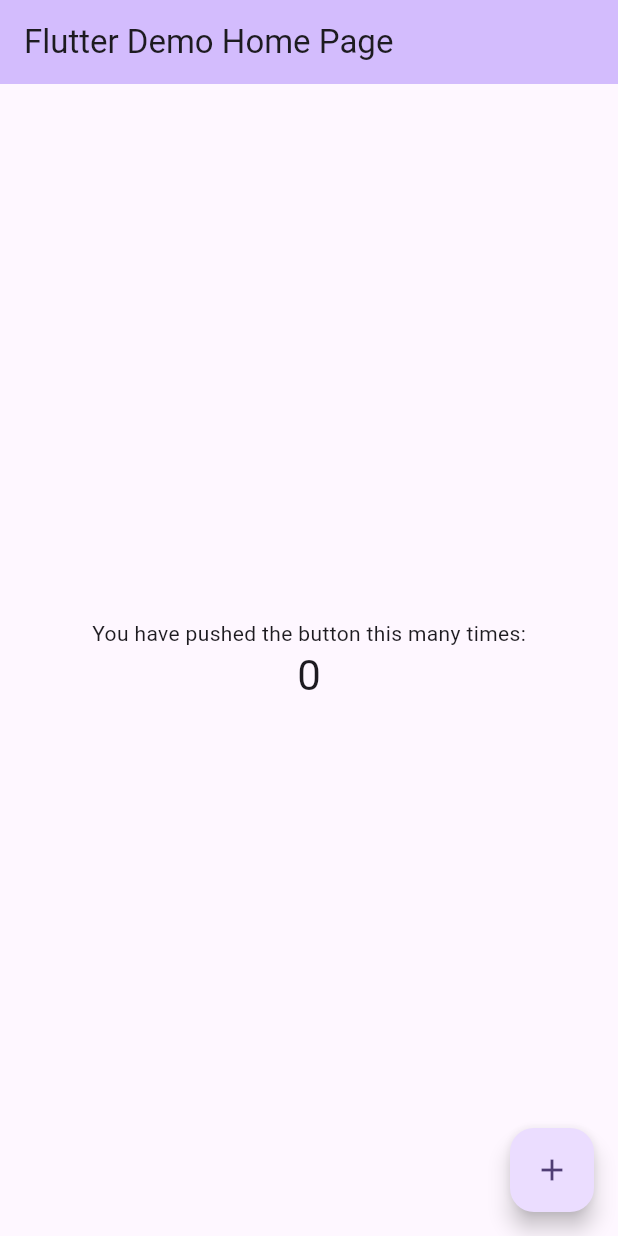
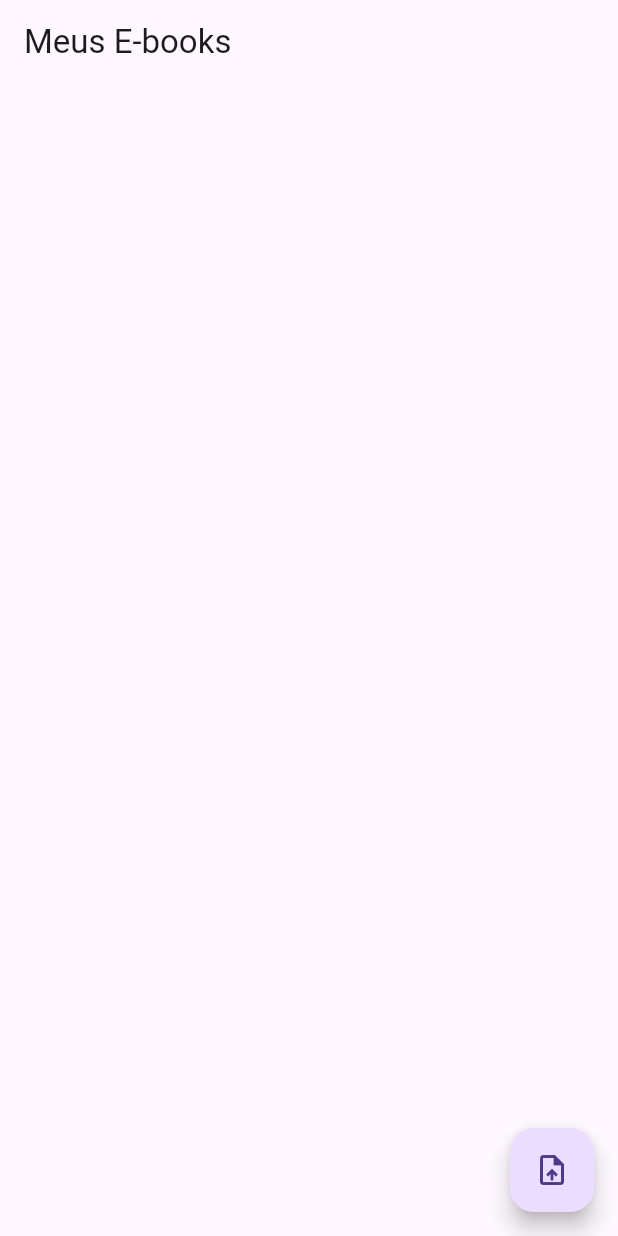
Before and after one commit to joycesilvaaa/fatec-mobile-device-programming, a Flutter app: the screen it shows after launch, on a phone screen of 412 x 824 dp. Run offline on Flutter 3.47's test engine with Material 3 defaults, Android fonts, the phone set to English and light mode, and no system bars; our stand-ins replace file_picker, sqflite; accounts and stored records are empty.

Commit message:
feature: implement ebook management with repository, list, upload, and delete functionalities

```diff
--- a/e_reader/lib/main.dart
+++ b/e_reader/lib/main.dart
@@ -1,4 +1,5 @@
 import 'package:flutter/material.dart';
+import 'screens/ebook_list_screen.dart';
 
 void main() {
   runApp(const MyApp());
@@ -6,117 +7,12 @@ void main() {
 
 class MyApp extends StatelessWidget {
   const MyApp({super.key});
-
-  // This widget is the root of your application.
   @override
   Widget build(BuildContext context) {
     return MaterialApp(
-      title: 'Flutter Demo',
-      theme: ThemeData(
-        // This is the theme of your application.
-        //
-        // TRY THIS: Try running your application with "flutter run". You'll see
-        // the application has a purple toolbar. Then, without quitting the app,
-        // try changing the seedColor in the colorScheme below to Colors.green
-        // and then invoke "hot reload" (save your changes or press the "hot
-        // reload" button in a Flutter-supported IDE, or press "r" if you used
-        // the command line to start the app).
-        //
-        // Notice that the counter didn't reset back to zero; the application
-        // state is not lost during the reload. To reset the state, use hot
-        // restart instead.
-        //
-        // This works for code too, not just values: Most code changes can be
-        // tested with just a hot reload.
-        colorScheme: ColorScheme.fromSeed(seedColor: Colors.deepPurple),
-      ),
-      home: const MyHomePage(title: 'Flutter Demo Home Page'),
+      title: 'Leitor de E-books',
+      theme: ThemeData(primarySwatch: Colors.blue),
+      home: const EbookListScreen(),
     );
   }
 }
-
-class MyHomePage extends StatefulWidget {
-  const MyHomePage({super.key, required this.title});
-
-  // This widget is the home page of your application. It is stateful, meaning
-  // that it has a State object (defined below) that contains fields that affect
-  // how it looks.
-
-  // This class is the configuration for the state. It holds the values (in this
-  // case the title) provided by the parent (in this case the App widget) and
-  // used by the build method of the State. Fields in a Widget subclass are
-  // always marked "final".
-
-  final String title;
-
-  @override
-  State<MyHomePage> createState() => _MyHomePageState();
-}
-
-class _MyHomePageState extends State<MyHomePage> {
-  int _counter = 0;
-
-  void _incrementCounter() {
-    setState(() {
-      // This call to setState tells the Flutter framework that something has
-      // changed in this State, which causes it to rerun the build method below
-      // so that the display can reflect the updated values. If we changed
-      // _counter without calling setState(), then the build method would not be
-      // called again, and so nothing would appear to happen.
-      _counter++;
-    });
-  }
-
-  @override
-  Widget build(BuildContext context) {
-    // This method is rerun every time setState is called, for instance as done
-    // by the _incrementCounter method above.
-    //
-    // The Flutter framework has been optimized to make rerunning build methods
-    // fast, so that you can just rebuild anything that needs updating rather
-    // than having to individually change instances of widgets.
-    return Scaffold(
-      appBar: AppBar(
-        // TRY THIS: Try changing the color here to a specific color (to
-        // Colors.amber, perhaps?) and trigger a hot reload to see the AppBar
-        // change color while the other colors stay the same.
-        backgroundColor: Theme.of(context).colorScheme.inversePrimary,
-        // Here we take the value from the MyHomePage object that was created by
-        // the App.build method, and use it to set our appbar title.
-        title: Text(widget.title),
-      ),
-      body: Center(
-        // Center is a layout widget. It takes a single child and positions it
-        // in the middle of the parent.
-        child: Column(
-          // Column is also a layout widget. It takes a list of children and
-          // arranges them vertically. By default, it sizes itself to fit its
-          // children horizontally, and tries to be as tall as its parent.
-          //
-          // Column has various properties to control how it sizes itself and
-          // how it positions its children. Here we use mainAxisAlignment to
-          // center the children vertically; the main axis here is the vertical
-          // axis because Columns are vertical (the cross axis would be
-          // horizontal).
-          //
-          // TRY THIS: Invoke "debug painting" (choose the "Toggle Debug Paint"
-          // action in the IDE, or press "p" in the console), to see the
-          // wireframe for each widget.
-          mainAxisAlignment: MainAxisAlignment.center,
-          children: <Widget>[
-            const Text('You have pushed the button this many times:'),
-            Text(
-              '$_counter',
-              style: Theme.of(context).textTheme.headlineMedium,
-            ),
-          ],
-        ),
-      ),
-      floatingActionButton: FloatingActionButton(
-        onPressed: _incrementCounter,
-        tooltip: 'Increment',
-        child: const Icon(Icons.add),
-      ), // This trailing comma makes auto-formatting nicer for build methods.
-    );
-  }
-}
--- /dev/null
+++ b/e_reader/lib/screens/ebook_list_screen.dart
@@ -0,0 +1,78 @@
+import 'dart:io';
+import 'package:flutter/material.dart';
+import 'package:file_picker/file_picker.dart';
+import '../repositories/ebook_repository.dart';
+import 'ebook_reader_screen.dart';
+
+class EbookListScreen extends StatefulWidget {
+  const EbookListScreen({super.key});
+
+  @override
+  State<EbookListScreen> createState() => _EbookListScreenState();
+}
+
+class _EbookListScreenState extends State<EbookListScreen> {
+  final EbookRepository _repo = EbookRepository();
+  List<FileSystemEntity> _ebooks = [];
+
+  @override
+  void initState() {
+    super.initState();
+    _loadEbooks();
+  }
+
+  Future<void> _loadEbooks() async {
+    final ebooks = await _repo.listEbooks();
+    setState(() {
+      _ebooks = ebooks.whereType<File>().toList();
+    });
+  }
+
+  Future<void> _uploadEbook() async {
+    final result = await FilePicker.platform.pickFiles(type: FileType.custom, allowedExtensions: ['txt']);
+    if (result != null && result.files.single.path != null) {
+      final file = File(result.files.single.path!);
+      await _repo.saveEbook(file);
+      _loadEbooks();
+    }
+  }
+
+  Future<void> _deleteEbook(String fileName) async {
+    await _repo.deleteEbook(fileName);
+    _loadEbooks();
+  }
+
+  @override
+  Widget build(BuildContext context) {
+    return Scaffold(
+      appBar: AppBar(title: const Text('Meus E-books')),
+      body: ListView.builder(
+        itemCount: _ebooks.length,
+        itemBuilder: (context, index) {
+          final file = _ebooks[index] as File;
+          final fileName = file.uri.pathSegments.last;
+          return ListTile(
+            title: Text(fileName),
+            trailing: IconButton(
+              icon: const Icon(Icons.delete, color: Colors.red),
+              onPressed: () => _deleteEbook(fileName),
+            ),
+            onTap: () async {
+              final progress = await _repo.loadProgress(fileName);
+              Navigator.push(
+                context,
+                MaterialPageRoute(
+                  builder: (context) => EbookReaderScreen(file: file, fileName: fileName, initialPage: progress, repo: _repo),
+                ),
+              );
+            },
+          );
+        },
+      ),
+      floatingActionButton: FloatingActionButton(
+        onPressed: _uploadEbook,
+        child: const Icon(Icons.upload_file),
+      ),
+    );
+  }
+}
--- a/e_reader/pubspec.yaml
+++ b/e_reader/pubspec.yaml
@@ -30,6 +30,9 @@ environment:
 dependencies:
   flutter:
     sdk: flutter
+  path_provider: ^2.1.3
+  json_annotation: ^4.8.1
+  file_picker: ^10.3.3
 
   # The following adds the Cupertino Icons font to your application.
   # Use with the CupertinoIcons class for iOS style icons.
```
Also changed, not shown: e_reader/lib/repositories/ebook_repository.dart (added, +57 -0 lines), e_reader/lib/screens/ebook_reader_screen.dart (added, +68 -0 lines), e_reader/pubspec.lock, 1 other file.
